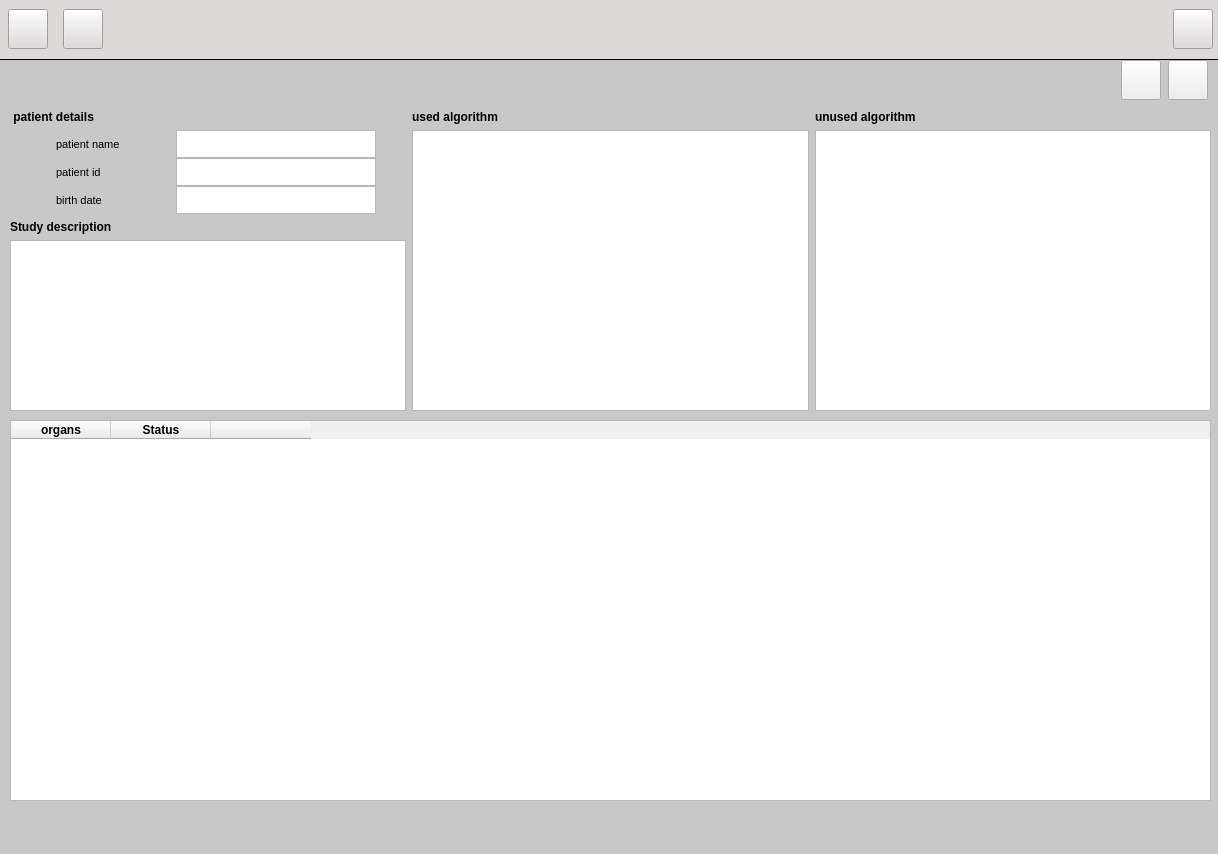
Above: src/page2.ui from alireza-da/TraumaDetectionProject before the change. Below: the same form after it.
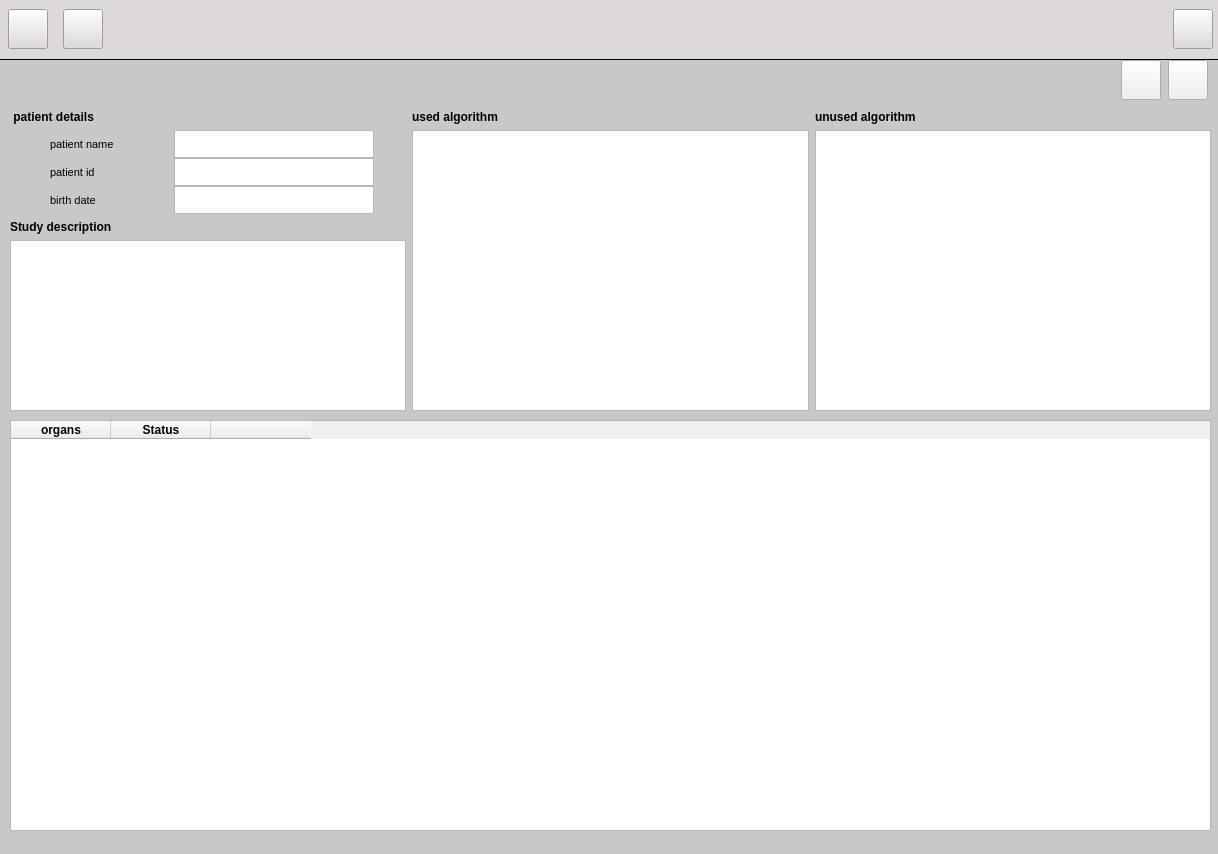
That is the form after the change.

Patch:
```diff
--- a/src/page2.ui
+++ b/src/page2.ui
@@ -159,7 +159,7 @@
             <enum>QLayout::SetMinimumSize</enum>
            </property>
            <property name="leftMargin">
-            <number>10</number>
+            <number>0</number>
            </property>
            <property name="spacing">
             <number>0</number>
@@ -208,6 +208,9 @@
              <property name="text">
               <string>patient name</string>
              </property>
+             <property name="alignment">
+              <set>Qt::AlignLeading|Qt::AlignLeft|Qt::AlignVCenter</set>
+             </property>
              <property name="margin">
               <number>0</number>
              </property>
@@ -386,7 +389,7 @@
       <x>10</x>
       <y>420</y>
       <width>1201</width>
-      <height>381</height>
+      <height>411</height>
      </rect>
     </property>
     <property name="styleSheet">
```
